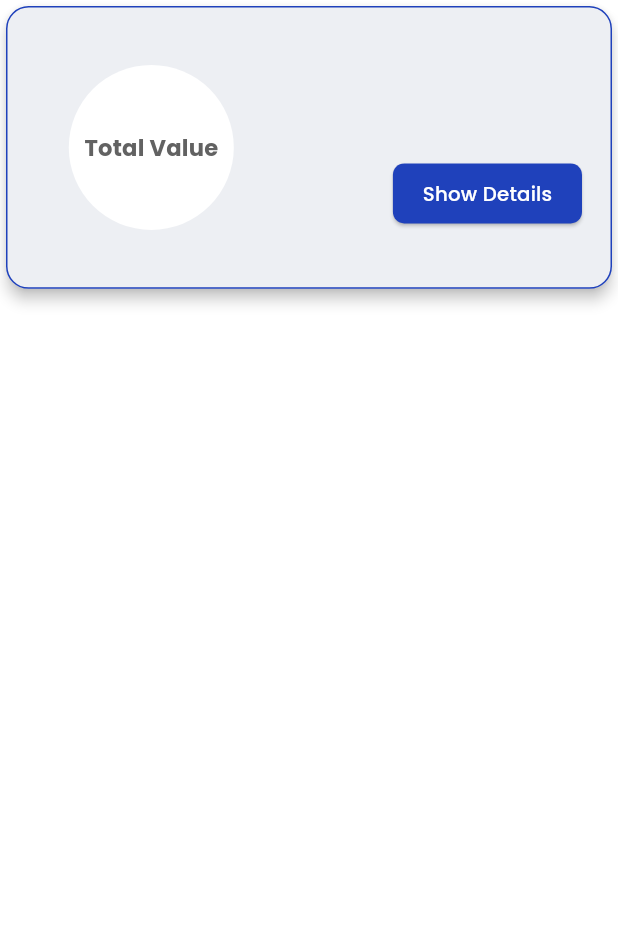
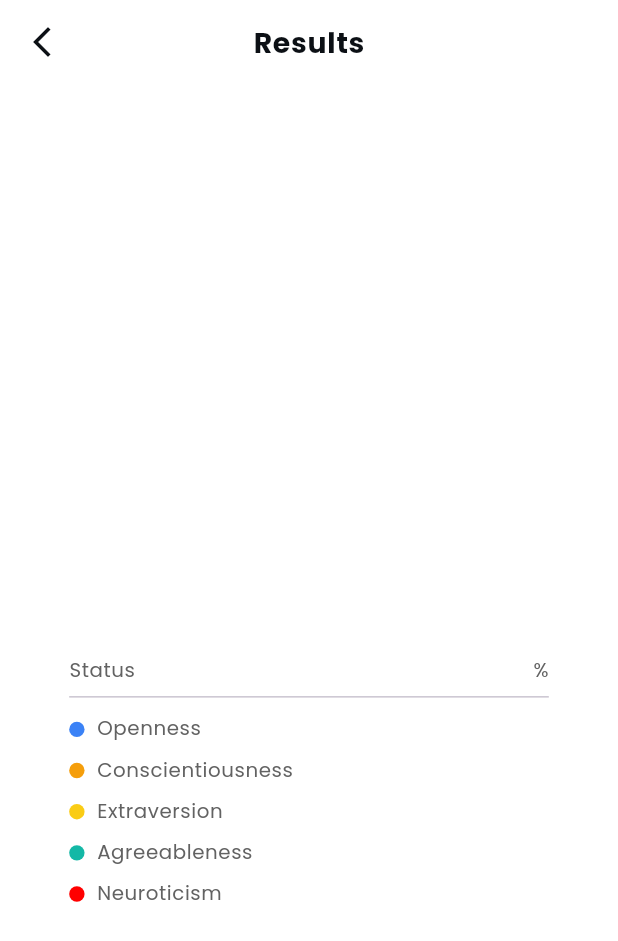
Before and after one commit to MuhamedUssama/TraitLens-Admin, a Flutter app: the CustomResultCard widget shown alone on an empty page, opened directly with empty values, after a tap on "Show Details", on a phone screen of 412 x 824 dp. Shown: the top 941 px of the screen. Run offline on Flutter 3.47's test engine with Material 3 defaults, Android fonts, the light colour scheme and no system bars; drawn by our look-alikes of fl_chart; our stand-ins replace animate_do, cached_network_image, cloud_firestore, connectivity_plus, dartz, device_info_plus and 20 more; accounts and stored records are empty; generated files the repository leaves out were written again; project files that could hold a hidden picture were left out.

Commit message:
Created result deatils screen with all functionallity

```diff
--- a/lib/core/l10n/app_ar.arb
+++ b/lib/core/l10n/app_ar.arb
@@ -57,5 +57,13 @@
   "notificationTitleHint": "أدخل عنوان الإشعار",
   "notificationDescriptionHint": "أدخل وصف الإشعار",
   "notifcationDescription": "وصف الإشعار",
-  "notificationSentSuccessfully": "تم إرسال الإشعار بنجاح."
+  "notificationSentSuccessfully": "تم إرسال الإشعار بنجاح.",
+  "results": "النتائج",
+  "openness": "الانفتاح",
+  "conscientiousness": "الضمير الحي",
+  "extraversion": "الانبساطية",
+  "agreeableness": "التوافقية",
+  "neuroticism": "العصبية",
+  "status": "الحالة",
+  "showResults": "عرض النتائج"
 }
--- a/lib/core/l10n/app_en.arb
+++ b/lib/core/l10n/app_en.arb
@@ -57,5 +57,13 @@
   "notificationTitleHint": "Enter notification title",
   "notificationDescriptionHint": "Enter notification description",
   "notifcationDescription": "Notification Description",
-  "notificationSentSuccessfully": "Notification sent successfully."
+  "notificationSentSuccessfully": "Notification sent successfully.",
+  "results": "Results",
+  "openness": "Openness",
+  "conscientiousness": "Conscientiousness",
+  "extraversion": "Extraversion",
+  "agreeableness": "Agreeableness",
+  "neuroticism": "Neuroticism",
+  "status": "Status",
+  "showResults": "Show Results"
 }
--- /dev/null
+++ b/lib/features/tabs/users/view/ui/result_details_screen.dart
@@ -0,0 +1,70 @@
+import 'package:animate_do/animate_do.dart';
+import 'package:fl_chart/fl_chart.dart';
+import 'package:flutter/material.dart';
+import 'package:flutter_gen/gen_l10n/app_localizations.dart';
+import 'package:flutter_screenutil/flutter_screenutil.dart';
+import 'package:trait_lens_admin/core/di/di.dart';
+import 'package:trait_lens_admin/core/theme/app_theme.dart';
+import 'package:trait_lens_admin/features/tabs/users/data/models/detection_result_model.dart';
+import 'package:trait_lens_admin/features/tabs/users/view/view_models/user_details_view_model/user_details_view_model.dart';
+import 'package:trait_lens_admin/features/tabs/users/view/widgets/detection_app_bar.dart';
+import 'package:trait_lens_admin/features/tabs/users/view/widgets/status_section.dart';
+
+class ResultDetailsScreen extends StatelessWidget {
+  static const String routeName = '/resultDetailsScreen';
+  const ResultDetailsScreen({super.key});
+
+  @override
+  Widget build(BuildContext context) {
+    AppLocalizations? locale = AppLocalizations.of(context);
+
+    final DetectionResultModel detectionResult =
+        ModalRoute.of(context)!.settings.arguments as DetectionResultModel;
+
+    final UserDetailsViewModel viewModel = getIt.get<UserDetailsViewModel>();
+
+    return Scaffold(
+      appBar: DetectionAppBar(title: locale!.results),
+      body: Padding(
+        padding: EdgeInsets.symmetric(horizontal: 45.w),
+        child: Column(
+          children: [
+            const Spacer(flex: 1),
+            FadeInDown(
+              child: Stack(
+                alignment: AlignmentDirectional.center,
+                children: [
+                  SizedBox(
+                    height: 250.h,
+                    child: PieChart(
+                      PieChartData(
+                        sections: viewModel.getPieChartSections(
+                          detectionResult.traits!,
+                          radius: 50,
+                          titleColor: AppTheme.black,
+                        ),
+                        centerSpaceRadius: 70,
+                        sectionsSpace: 2,
+                        centerSpaceColor: Colors.white,
+                        pieTouchData: PieTouchData(enabled: false),
+                      ),
+                    ),
+                  ),
+                  Text(
+                    detectionResult.dominantTrait ?? '',
+                    style: Theme.of(context).textTheme.bodySmall?.copyWith(
+                      fontWeight: FontWeight.w400,
+                    ),
+                  ),
+                ],
+              ),
+            ),
+            SizedBox(height: 80.h),
+            StatusSection(traits: detectionResult.traits),
+            const Spacer(flex: 3),
+          ],
+        ),
+      ),
+    );
+  }
+}
--- a/lib/features/tabs/users/view/ui/user_details_screen.dart
+++ b/lib/features/tabs/users/view/ui/user_details_screen.dart
@@ -26,12 +26,16 @@ class UserDetailsScreen extends StatefulWidget {
 class _UserDetailsScreenState extends State<UserDetailsScreen> {
   final UserDetailsViewModel viewModel = getIt.get<UserDetailsViewModel>();
   late final UserDetailsModel user;
+  bool _isUserInitialized = false;
 
   @override
   void didChangeDependencies() {
-    user = ModalRoute.of(context)!.settings.arguments as UserDetailsModel;
-    if (user.id != null) {
-      viewModel.getUserDetectionResults(userId: user.id!);
+    if (!_isUserInitialized) {
+      user = ModalRoute.of(context)!.settings.arguments as UserDetailsModel;
+      if (user.id != null) {
+        viewModel.getUserDetectionResults(userId: user.id!);
+      }
+      _isUserInitialized = true;
     }
     super.didChangeDependencies();
   }
@@ -104,7 +108,7 @@ class _UserDetailsScreenState extends State<UserDetailsScreen> {
                         delay: Duration(milliseconds: 100 * index),
                         child: CustomResultCard(
                           viewModel: viewModel,
-                          detectionResul: state.userDetailsModel[index],
+                          detectionResult: state.userDetailsModel[index],
                         ),
                       );
                     },
--- a/lib/features/tabs/users/view/widgets/custom_result_card.dart
+++ b/lib/features/tabs/users/view/widgets/custom_result_card.dart
@@ -3,16 +3,17 @@ import 'package:flutter/material.dart';
 import 'package:flutter_screenutil/flutter_screenutil.dart';
 import 'package:trait_lens_admin/core/theme/app_theme.dart';
 import 'package:trait_lens_admin/features/tabs/users/data/models/detection_result_model.dart';
+import 'package:trait_lens_admin/features/tabs/users/view/ui/result_details_screen.dart';
 import 'package:trait_lens_admin/features/tabs/users/view/view_models/user_details_view_model/user_details_view_model.dart';
 
 class CustomResultCard extends StatelessWidget {
   final UserDetailsViewModel viewModel;
-  final DetectionResultModel detectionResul;
+  final DetectionResultModel detectionResult;
 
   const CustomResultCard({
     super.key,
     required this.viewModel,
-    required this.detectionResul,
+    required this.detectionResult,
   });
 
   @override
@@ -40,7 +41,7 @@ class CustomResultCard extends StatelessWidget {
                   child: PieChart(
                     PieChartData(
                       sections: viewModel.getPieChartSections(
-                        detectionResul.traits!,
+                        detectionResult.traits!,
                       ),
                       centerSpaceRadius: 55,
                       sectionsSpace: 2,
@@ -62,14 +63,20 @@ class CustomResultCard extends StatelessWidget {
               mainAxisAlignment: MainAxisAlignment.spaceAround,
               children: [
                 Text(
-                  detectionResul.dominantTrait ?? '',
+                  detectionResult.dominantTrait ?? '',
                   style: Theme.of(context).textTheme.titleMedium?.copyWith(
                     color: AppTheme.grey,
                     fontWeight: FontWeight.w700,
                   ),
                 ),
                 ElevatedButton(
-                  onPressed: () {},
+                  onPressed: () {
+                    Navigator.pushNamed(
+                      context,
+                      ResultDetailsScreen.routeName,
+                      arguments: detectionResult,
+                    );
+                  },
                   style: ElevatedButton.styleFrom(
                     backgroundColor: AppTheme.primary,
                     foregroundColor: AppTheme.white,
--- /dev/null
+++ b/lib/features/tabs/users/view/widgets/detection_app_bar.dart
@@ -0,0 +1,24 @@
+import 'package:flutter/material.dart';
+
+class DetectionAppBar extends StatelessWidget implements PreferredSizeWidget {
+  final String title;
+
+  const DetectionAppBar({super.key, required this.title});
+
+  @override
+  Widget build(BuildContext context) {
+    return AppBar(
+      leading: IconButton(
+        icon: const Icon(Icons.arrow_back_ios_new),
+        onPressed: () {
+          Navigator.pop(context);
+        },
+      ),
+      centerTitle: true,
+      title: Text(title, style: Theme.of(context).textTheme.bodyLarge),
+    );
+  }
+
+  @override
+  Size get preferredSize => const Size.fromHeight(kToolbarHeight);
+}
--- /dev/null
+++ b/lib/features/tabs/users/view/widgets/status_item_widget.dart
@@ -0,0 +1,47 @@
+import 'package:flutter/material.dart';
+import 'package:flutter_screenutil/flutter_screenutil.dart';
+import 'package:trait_lens_admin/core/theme/app_theme.dart';
+
+class StatusItemWidget extends StatelessWidget {
+  final Color color;
+  final String title;
+  final String percentage;
+
+  const StatusItemWidget({
+    super.key,
+    required this.color,
+    required this.title,
+    required this.percentage,
+  });
+
+  @override
+  Widget build(BuildContext context) {
+    return Padding(
+      padding: EdgeInsets.symmetric(vertical: 5.h),
+      child: Row(
+        children: [
+          Container(
+            width: 10.w,
+            height: 10.w,
+            decoration: BoxDecoration(color: color, shape: BoxShape.circle),
+          ),
+          SizedBox(width: 8.w),
+          Text(
+            title,
+            style: Theme.of(
+              context,
+            ).textTheme.bodySmall?.copyWith(fontWeight: FontWeight.w400),
+          ),
+          const Spacer(),
+          Text(
+            percentage,
+            style: Theme.of(context).textTheme.bodySmall?.copyWith(
+              fontWeight: FontWeight.w400,
+              color: AppTheme.black,
+            ),
+          ),
+        ],
+      ),
+    );
+  }
+}
--- /dev/null
+++ b/lib/features/tabs/users/view/widgets/status_section.dart
@@ -0,0 +1,80 @@
+import 'package:flutter/material.dart';
+import 'package:flutter_gen/gen_l10n/app_localizations.dart';
+import 'package:animate_do/animate_do.dart';
+import 'package:trait_lens_admin/core/theme/app_theme.dart';
+import 'package:trait_lens_admin/features/tabs/users/view/widgets/status_item_widget.dart';
+
+import '../../data/models/traits_model.dart';
+
+class StatusSection extends StatelessWidget {
+  final Traits? traits;
+  const StatusSection({super.key, this.traits});
+
+  @override
+  Widget build(BuildContext context) {
+    AppLocalizations? locale = AppLocalizations.of(context);
+
+    return Column(
+      children: [
+        Row(
+          mainAxisAlignment: MainAxisAlignment.spaceBetween,
+          children: [
+            Text(
+              locale!.status,
+              style: Theme.of(
+                context,
+              ).textTheme.bodySmall?.copyWith(fontWeight: FontWeight.w400),
+            ),
+            Text(
+              '%',
+              style: Theme.of(
+                context,
+              ).textTheme.bodySmall?.copyWith(fontWeight: FontWeight.w400),
+            ),
+          ],
+        ),
+        const Divider(),
+        FadeInLeft(
+          delay: const Duration(milliseconds: 100),
+          child: StatusItemWidget(
+            color: AppTheme.openness,
+            title: locale.openness,
+            percentage: traits?.opennessO ?? '0%',
+          ),
+        ),
+        FadeInLeft(
+          delay: const Duration(milliseconds: 200),
+          child: StatusItemWidget(
+            color: AppTheme.conscientiousness,
+            title: locale.conscientiousness,
+            percentage: traits?.conscientiousnessC ?? '0%',
+          ),
+        ),
+        FadeInLeft(
+          delay: const Duration(milliseconds: 300),
+          child: StatusItemWidget(
+            color: AppTheme.extraversion,
+            title: locale.extraversion,
+            percentage: traits?.extraversionE ?? '0%',
+          ),
+        ),
+        FadeInLeft(
+          delay: const Duration(milliseconds: 400),
+          child: StatusItemWidget(
+            color: AppTheme.agreeableness,
+            title: locale.agreeableness,
+            percentage: traits?.agreeablenessA ?? '0%',
+          ),
+        ),
+        FadeInLeft(
+          delay: const Duration(milliseconds: 500),
+          child: StatusItemWidget(
+            color: AppTheme.neuroticism,
+            title: locale.neuroticism,
+            percentage: traits?.neuroticismN ?? '0%',
+          ),
+        ),
+      ],
+    );
+  }
+}
--- a/lib/trait_lens_admin_app.dart
+++ b/lib/trait_lens_admin_app.dart
@@ -8,6 +8,7 @@ import 'package:trait_lens_admin/features/auth/view/ui/forget_password_screen.da
 import 'package:trait_lens_admin/features/auth/view/ui/sign_in_screen.dart';
 import 'package:trait_lens_admin/features/home/home_screen.dart';
 import 'package:trait_lens_admin/features/tabs/notifications/view/ui/add_notifications_screen.dart';
+import 'package:trait_lens_admin/features/tabs/users/view/ui/result_details_screen.dart';
 import 'package:trait_lens_admin/features/tabs/users/view/ui/user_details_screen.dart';
 
 class TraitLensAdmin extends StatelessWidget {
@@ -37,6 +38,7 @@ class TraitLensAdmin extends StatelessWidget {
             ForgetPasswordScreen.routeName: (_) => ForgetPasswordScreen(),
             HomeScreen.routeName: (_) => HomeScreen(),
             UserDetailsScreen.routeName: (_) => UserDetailsScreen(),
+            ResultDetailsScreen.routeName: (_) => ResultDetailsScreen(),
             AddNotificationsScreen.routeName: (_) => AddNotificationsScreen(),
           },
           initialRoute: _getInitialRoute(),
```
Also changed, not shown: lib/features/tabs/users/data/models/detection_result_model.g.dart.
